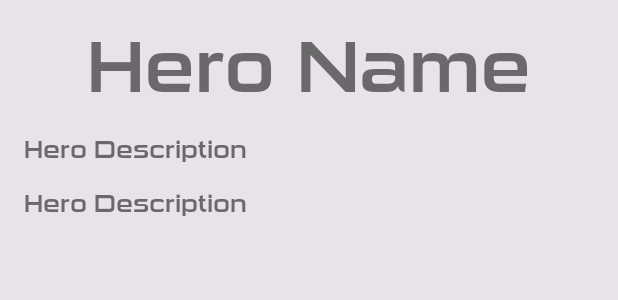
After one commit to llucferrando/CallOfDutyCompanion, an Android app: the layout user_cell.xml on its own in the app's theme, with its tools: preview values and no code run, on a phone screen of 412 x 824 dp. The commit adds this screen. Shown: the top 300 px of the screen. Run offline under Robolectric (Android 15) with nearby library versions, the phone set to English and light mode, and no system bars.

Commit message:
Arxius afegits (falta connexió)

```diff
--- a/CallOfDutyCompanion/app/build.gradle
+++ b/CallOfDutyCompanion/app/build.gradle
@@ -54,4 +54,8 @@ dependencies {
     implementation("com.google.firebase:firebase-firestore")
     implementation("com.google.firebase:firebase-storage")
     implementation("com.google.firebase:firebase-config-ktx")
+
+    implementation 'com.squareup.retrofit2:retrofit:2.9.0'
+    implementation 'com.squareup.retrofit2:converter-gson:2.9.0'
+    implementation 'org.jetbrains.kotlinx:kotlinx-coroutines-core:1.7.3'
 }
--- a/CallOfDutyCompanion/app/src/main/java/com/enti/dostres/cdi/llucferrando/pauinsa/callofdutycompanion/MyApp.kt
+++ b/CallOfDutyCompanion/app/src/main/java/com/enti/dostres/cdi/llucferrando/pauinsa/callofdutycompanion/MyApp.kt
@@ -10,6 +10,8 @@ class MyApp : Application(){
     companion object{
         private lateinit var  instance: MyApp
         fun get()= instance
+
+        public val Context: MyApp get() = instance
 
     }
 
--- /dev/null
+++ b/CallOfDutyCompanion/app/src/main/java/com/enti/dostres/cdi/llucferrando/pauinsa/callofdutycompanion/clases/fragments/users/UsersData.kt
@@ -0,0 +1,3 @@
+package com.enti.dostres.cdi.llucferrando.pauinsa.callofdutycompanion.clases.fragments.users
+
+data class UsersData(val userName: String, val description: String)
--- /dev/null
+++ b/CallOfDutyCompanion/app/src/main/res/layout/user_cell.xml
@@ -0,0 +1,35 @@
+<?xml version="1.0" encoding="utf-8"?>
+<LinearLayout xmlns:android="http://schemas.android.com/apk/res/android"
+    android:orientation="vertical"
+    android:layout_width="match_parent"
+    android:layout_height="wrap_content"
+    xmlns:tools="http://schemas.android.com/tools"
+    android:padding="@dimen/margin_normal"
+    >
+
+    <TextView
+        android:id="@+id/user_id"
+        android:layout_width="match_parent"
+        android:layout_height="wrap_content"
+        tools:text= "Hero Name"
+        android:textAlignment="center"
+        android:textSize="@dimen/giant"
+        />
+    <TextView
+        android:id="@+id/user_first_stat"
+        android:layout_width="match_parent"
+        android:layout_height="wrap_content"
+        tools:text= "Hero Description"
+        android:textSize="@dimen/medium"
+        android:layout_marginTop="@dimen/margin_normal"
+        />
+    <TextView
+        android:id="@+id/user_second_stat"
+        android:layout_width="match_parent"
+        android:layout_height="wrap_content"
+        tools:text= "Hero Description"
+        android:textSize="@dimen/medium"
+        android:layout_marginTop="@dimen/margin_normal"
+        />
+
+</LinearLayout>
```
Also changed, not shown: CallOfDutyCompanion/app/src/main/java/com/enti/dostres/cdi/llucferrando/pauinsa/callofdutycompanion/clases/Utils/SharedPreferencesManager.kt (added, +32 -0 lines), CallOfDutyCompanion/app/src/main/java/com/enti/dostres/cdi/llucferrando/pauinsa/callofdutycompanion/clases/fragments/screens/StatsScreen.kt (+32 -9 lines), CallOfDutyCompanion/app/src/main/java/com/enti/dostres/cdi/llucferrando/pauinsa/callofdutycompanion/clases/fragments/users/UsersAdapter.kt (added, +22 -0 lines), CallOfDutyCompanion/app/src/main/java/com/enti/dostres/cdi/llucferrando/pauinsa/callofdutycompanion/clases/fragments/users/UsersProvider.kt (added, +10 -0 lines), CallOfDutyCompanion/app/src/main/java/com/enti/dostres/cdi/llucferrando/pauinsa/callofdutycompanion/clases/fragments/users/UsersViewHolder.kt (added, +17 -0 lines), CallOfDutyCompanion/app/src/main/java/com/enti/dostres/cdi/llucferrando/pauinsa/callofdutycompanion/clases/fragments/users/repositories/UsersApiService.kt (added, +66 -0 lines), CallOfDutyCompanion/app/src/main/java/com/enti/dostres/cdi/llucferrando/pauinsa/callofdutycompanion/clases/fragments/users/repositories/UsersRepository.kt (added, +7 -0 lines), CallOfDutyCompanion/app/src/main/java/com/enti/dostres/cdi/llucferrando/pauinsa/callofdutycompanion/clases/fragments/users/repositories/UsersResponse.kt (added, +8 -0 lines), CallOfDutyCompanion/app/src/main/java/com/enti/dostres/cdi/llucferrando/pauinsa/callofdutycompanion/clases/fragments/users/repositories/UsersSharedDatabase.kt (added, +10 -0 lines), CallOfDutyCompanion/app/src/main/res/layout/stats_screen.xml (+10 -3 lines).
